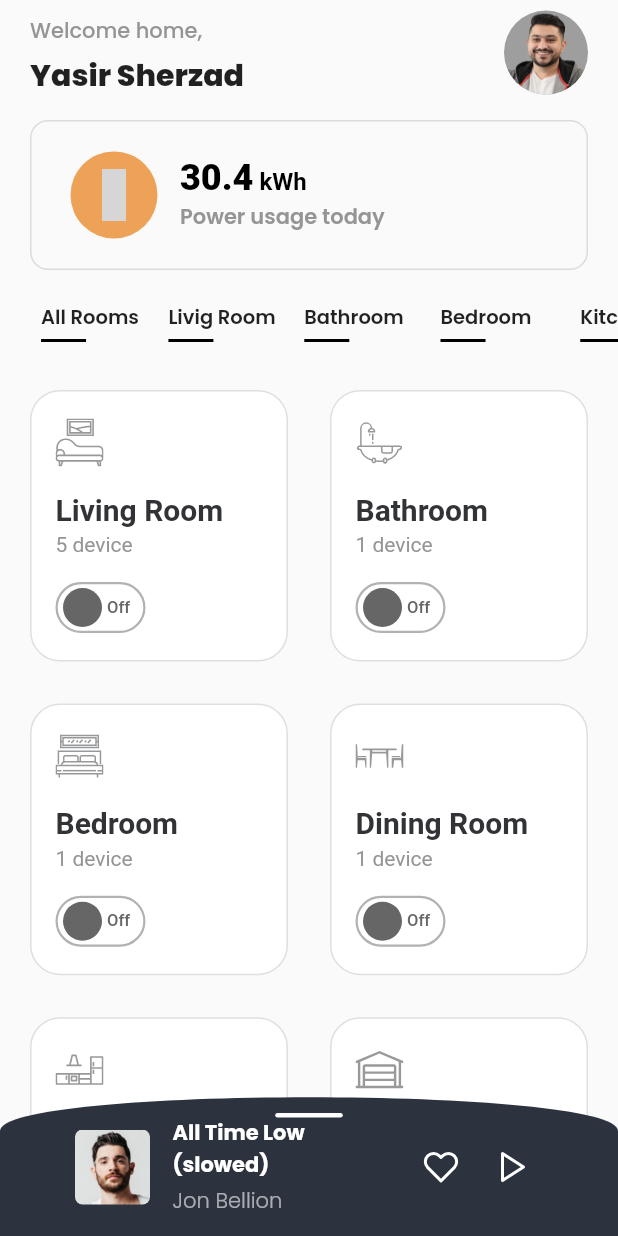
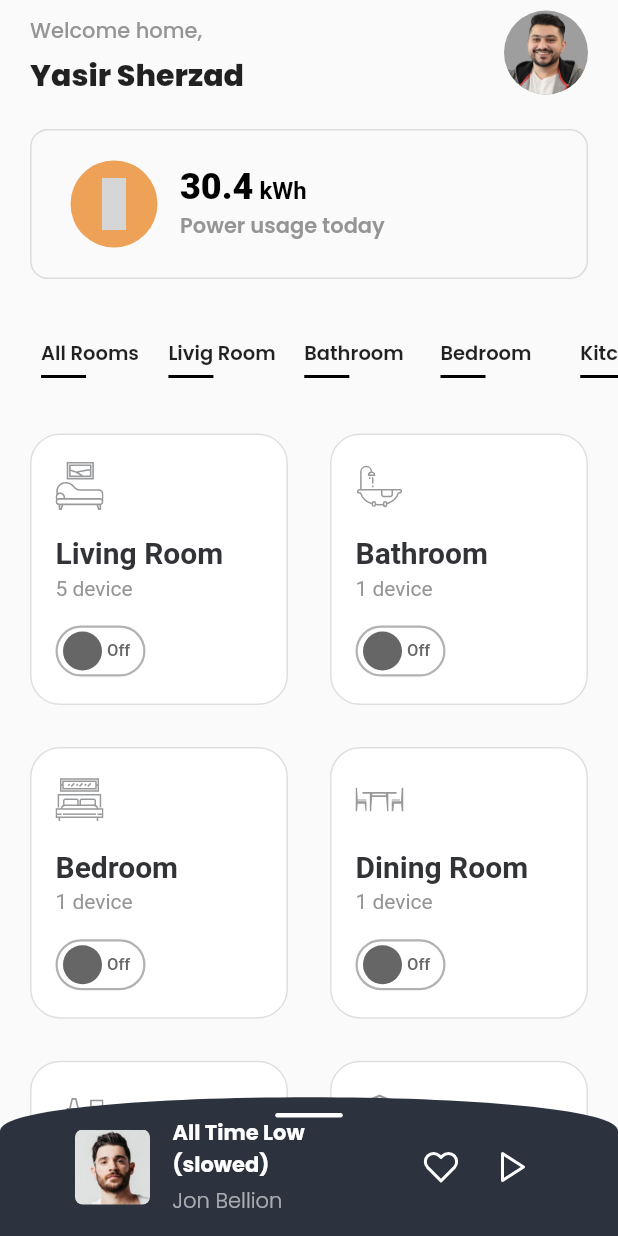
Before and after one commit to ys-sherzad/MetaHome, a Flutter app: the screen it shows after launch, on a phone screen of 412 x 824 dp. Run offline on Flutter 3.47's test engine with Material 2 defaults, Android fonts, the light colour scheme and no system bars; our stand-ins replace flutter_hooks, flutter_svg, flutter_vector_icons; grey boxes are pictures that could not be loaded.

Commit message:
clean up

```diff
--- a/lib/screens/home.dart
+++ b/lib/screens/home.dart
@@ -1,61 +1,32 @@
 import 'package:flutter/material.dart';
-import 'package:flutter_hooks/flutter_hooks.dart';
 import 'package:meta_home/widgets/home/music_player_popup.dart';
 import 'package:meta_home/widgets/home/control_room.dart';
 import 'package:meta_home/widgets/home/header.dart';
 import 'package:meta_home/widgets/home/power_usage_today.dart';
 import 'package:meta_home/widgets/home/room_tabs.dart';
 
-BoxDecoration outline(double radius) {
-  return BoxDecoration(
-    border: Border.all(color: Colors.black),
-    borderRadius: BorderRadius.circular(radius),
-  );
-}
-
-Widget EmptyContainer() {
-  return Container(
-      // height: 30.0,
-      // width: 50.0,
-      // margin: EdgeInsets.all(10.0),
-      decoration: outline(20.0));
-  // margin: EdgeInsets.all(5.0));
-}
-
-class Home extends HookWidget {
+class Home extends StatelessWidget {
   const Home({Key? key}) : super(key: key);
 
   @override
   Widget build(BuildContext context) {
-    // useEffect(effect)
-    // This method is rerun every time setState is called, for instance as done
-    // by the _incrementCounter method above.
-    //
-    // The Flutter framework has been optimized to make rerunning build methods
-    // fast, so that you can just rebuild anything that needs updating rather
-    // than having to individually change instances of widgets.
     return Scaffold(
-      // appBar: AppBar(
-      //   // Here we take the value from the MyHomePage object that was created by
-      //   // the App.build method, and use it to set our appbar title.
-      //   title: const Text('Something'),
-      // ),
       body: SafeArea(
         child: Padding(
-          padding: EdgeInsets.symmetric(horizontal: 0),
+          padding: const EdgeInsets.symmetric(horizontal: 0),
           child: Column(
             children: [
               Header(),
-              SizedBox(
-                height: 10.0,
+              const SizedBox(
+                height: 16.0,
               ),
               PowerUsageToday(),
-              SizedBox(
-                height: 10.0,
+              const SizedBox(
+                height: 28.0,
               ),
               RoomTabs(),
-              SizedBox(
-                height: 10.0,
+              const SizedBox(
+                height: 15.0,
               ),
               Expanded(
                 child: Stack(
```
